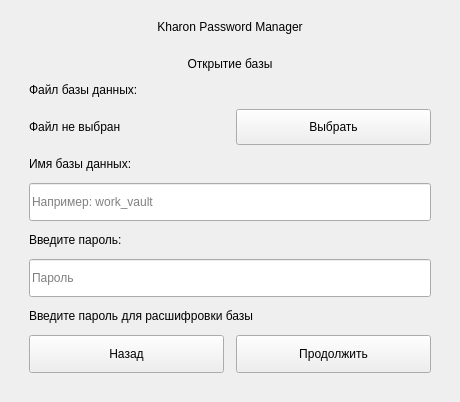
Qt form logindialog.ui (Art1fi/qtKharon) before a commit.
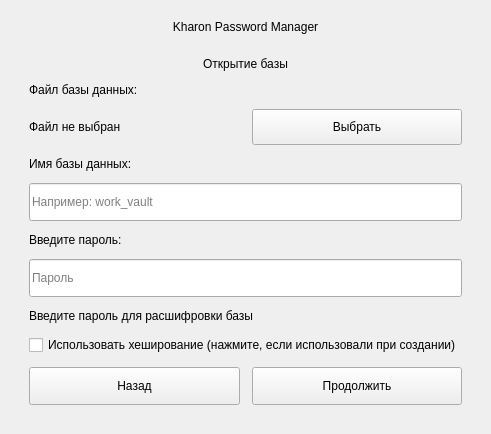
The same form after that commit.

Commit message: hash option added, categories crash and search bug fixed

```diff
--- a/logindialog.ui
+++ b/logindialog.ui
@@ -209,6 +209,13 @@
          </property>
         </widget>
        </item>
+       <item>
+        <widget class="QCheckBox" name="useHash">
+         <property name="text">
+          <string>Использовать хеширование (нажмите, если использовали при создании)</string>
+         </property>
+        </widget>
+       </item>
        <item>
         <layout class="QHBoxLayout" name="authButtonsLayout">
          <item>
```
The commit also changes 4 other files.
